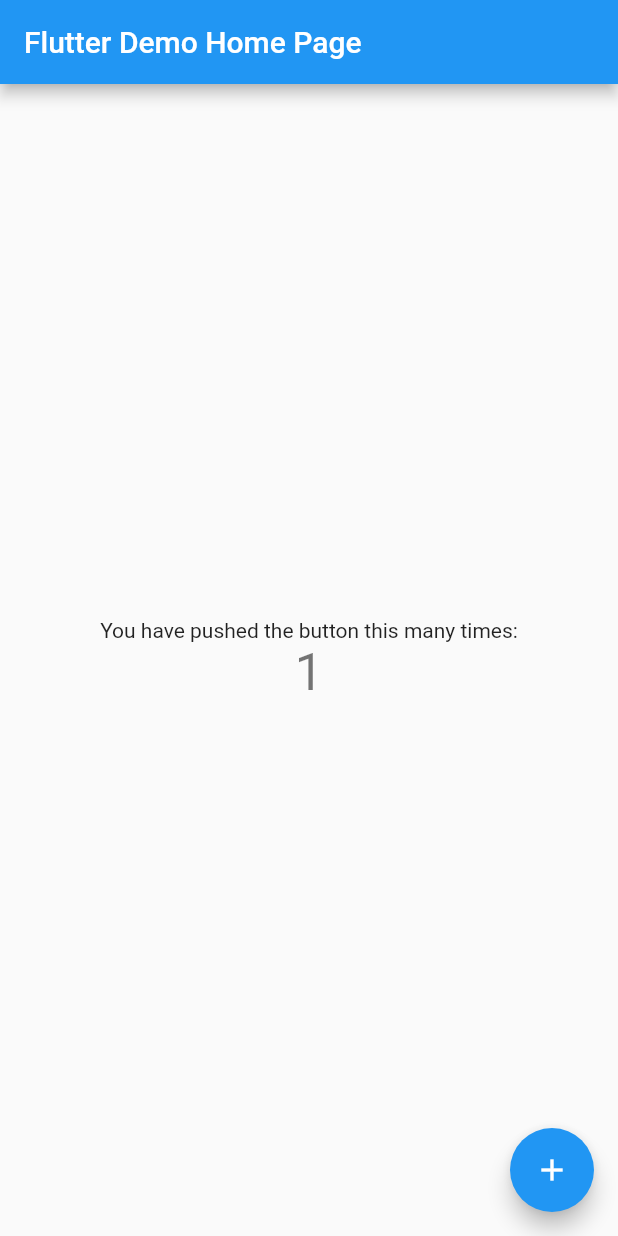
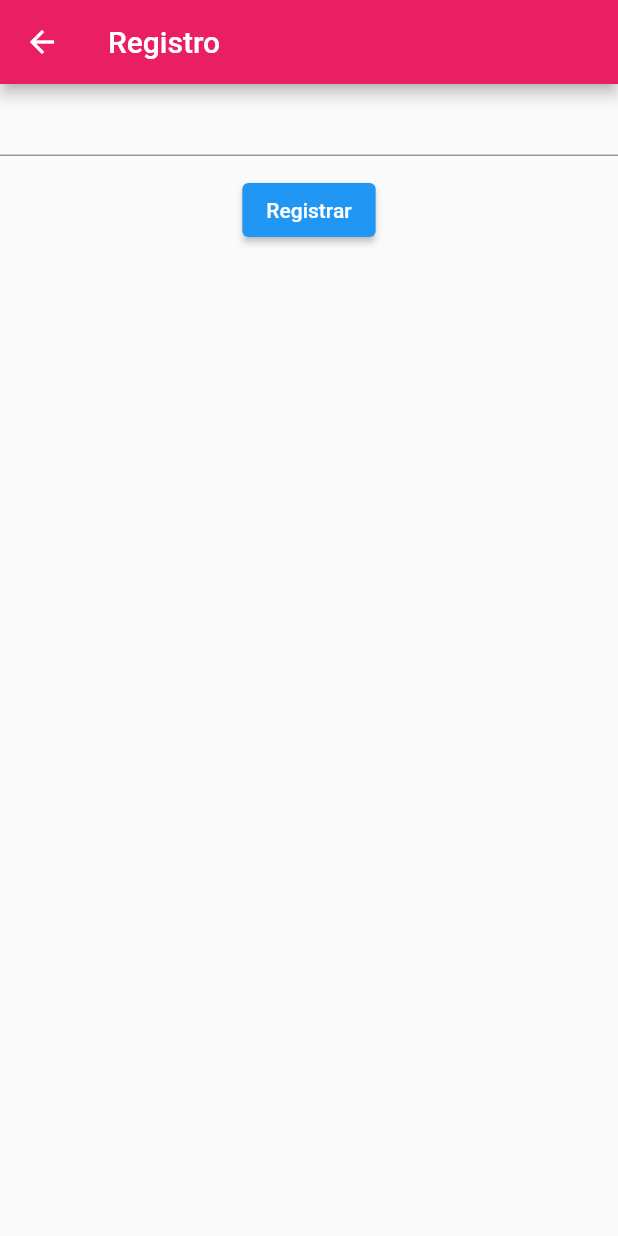
Before and after one commit to jvillavicenciot26/codigo6_states, a Flutter app: the screen it shows after launch, after a tap on the "add" icon, on a phone screen of 412 x 824 dp. Run offline on Flutter 3.47's test engine with Material 2 defaults, Android fonts, the phone set to English and light mode, and no system bars.

Commit message:
Primer Commit

```diff
--- a/lib/main.dart
+++ b/lib/main.dart
@@ -1,7 +1,8 @@
+import 'package:codigo6_states/pages/home_page.dart';
 import 'package:flutter/material.dart';
 
 void main() {
-  runApp(const MyApp());
+  runApp(MyApp());
 }
 
 class MyApp extends StatelessWidget {
@@ -11,105 +12,8 @@ class MyApp extends StatelessWidget {
   @override
   Widget build(BuildContext context) {
     return MaterialApp(
-      title: 'Flutter Demo',
-      theme: ThemeData(
-        // This is the theme of your application.
-        //
-        // Try running your application with "flutter run". You'll see the
-        // application has a blue toolbar. Then, without quitting the app, try
-        // changing the primarySwatch below to Colors.green and then invoke
-        // "hot reload" (press "r" in the console where you ran "flutter run",
-        // or simply save your changes to "hot reload" in a Flutter IDE).
-        // Notice that the counter didn't reset back to zero; the application
-        // is not restarted.
-        primarySwatch: Colors.blue,
-      ),
-      home: const MyHomePage(title: 'Flutter Demo Home Page'),
+      title: 'States App',
+      home: HomePage(),
     );
   }
 }
-
-class MyHomePage extends StatefulWidget {
-  const MyHomePage({super.key, required this.title});
-
-  // This widget is the home page of your application. It is stateful, meaning
-  // that it has a State object (defined below) that contains fields that affect
-  // how it looks.
-
-  // This class is the configuration for the state. It holds the values (in this
-  // case the title) provided by the parent (in this case the App widget) and
-  // used by the build method of the State. Fields in a Widget subclass are
-  // always marked "final".
-
-  final String title;
-
-  @override
-  State<MyHomePage> createState() => _MyHomePageState();
-}
-
-class _MyHomePageState extends State<MyHomePage> {
-  int _counter = 0;
-
-  void _incrementCounter() {
-    setState(() {
-      // This call to setState tells the Flutter framework that something has
-      // changed in this State, which causes it to rerun the build method below
-      // so that the display can reflect the updated values. If we changed
-      // _counter without calling setState(), then the build method would not be
-      // called again, and so nothing would appear to happen.
-      _counter++;
-    });
-  }
-
-  @override
-  Widget build(BuildContext context) {
-    // This method is rerun every time setState is called, for instance as done
-    // by the _incrementCounter method above.
-    //
-    // The Flutter framework has been optimized to make rerunning build methods
-    // fast, so that you can just rebuild anything that needs updating rather
-    // than having to individually change instances of widgets.
-    return Scaffold(
-      appBar: AppBar(
-        // Here we take the value from the MyHomePage object that was created by
-        // the App.build method, and use it to set our appbar title.
-        title: Text(widget.title),
-      ),
-      body: Center(
-        // Center is a layout widget. It takes a single child and positions it
-        // in the middle of the parent.
-        child: Column(
-          // Column is also a layout widget. It takes a list of children and
-          // arranges them vertically. By default, it sizes itself to fit its
-          // children horizontally, and tries to be as tall as its parent.
-          //
-          // Invoke "debug painting" (press "p" in the console, choose the
-          // "Toggle Debug Paint" action from the Flutter Inspector in Android
-          // Studio, or the "Toggle Debug Paint" command in Visual Studio Code)
-          // to see the wireframe for each widget.
-          //
-          // Column has various properties to control how it sizes itself and
-          // how it positions its children. Here we use mainAxisAlignment to
-          // center the children vertically; the main axis here is the vertical
-          // axis because Columns are vertical (the cross axis would be
-          // horizontal).
-          mainAxisAlignment: MainAxisAlignment.center,
-          children: <Widget>[
-            const Text(
-              'You have pushed the button this many times:',
-            ),
-            Text(
-              '$_counter',
-              style: Theme.of(context).textTheme.headline4,
-            ),
-          ],
-        ),
-      ),
-      floatingActionButton: FloatingActionButton(
-        onPressed: _incrementCounter,
-        tooltip: 'Increment',
-        child: const Icon(Icons.add),
-      ), // This trailing comma makes auto-formatting nicer for build methods.
-    );
-  }
-}
--- /dev/null
+++ b/lib/pages/home_page.dart
@@ -0,0 +1,39 @@
+import 'package:codigo6_states/pages/register_page.dart';
+import 'package:flutter/material.dart';
+
+class HomePage extends StatelessWidget {
+  const HomePage({super.key});
+
+  @override
+  Widget build(BuildContext context) {
+    return Scaffold(
+      appBar: AppBar(
+        backgroundColor: Colors.indigo,
+        title: Text("Lista de items"),
+      ),
+      floatingActionButton: FloatingActionButton(
+        onPressed: () {
+          Navigator.push(
+            context,
+            MaterialPageRoute(
+              builder: (context) => RegisterPage(),
+            ),
+          );
+        },
+        child: Icon(Icons.add),
+      ),
+      body: ListView(
+        children: [
+          ListTile(
+            title: Text("Nombre del item"),
+            subtitle: Text("Descripcion del item"),
+          ),
+          ListTile(
+            title: Text("Nombre del item"),
+            subtitle: Text("Descripcion del item"),
+          ),
+        ],
+      ),
+    );
+  }
+}
--- /dev/null
+++ b/lib/pages/register_page.dart
@@ -0,0 +1,27 @@
+import 'package:flutter/material.dart';
+
+class RegisterPage extends StatelessWidget {
+  const RegisterPage({super.key});
+
+  @override
+  Widget build(BuildContext context) {
+    return Scaffold(
+      appBar: AppBar(
+        backgroundColor: Colors.pink,
+        title: Text("Registro"),
+      ),
+      body: Column(
+        children: [
+          TextField(),
+          SizedBox(
+            height: 12.0,
+          ),
+          ElevatedButton(
+            onPressed: () {},
+            child: Text("Registrar"),
+          ),
+        ],
+      ),
+    );
+  }
+}
```
